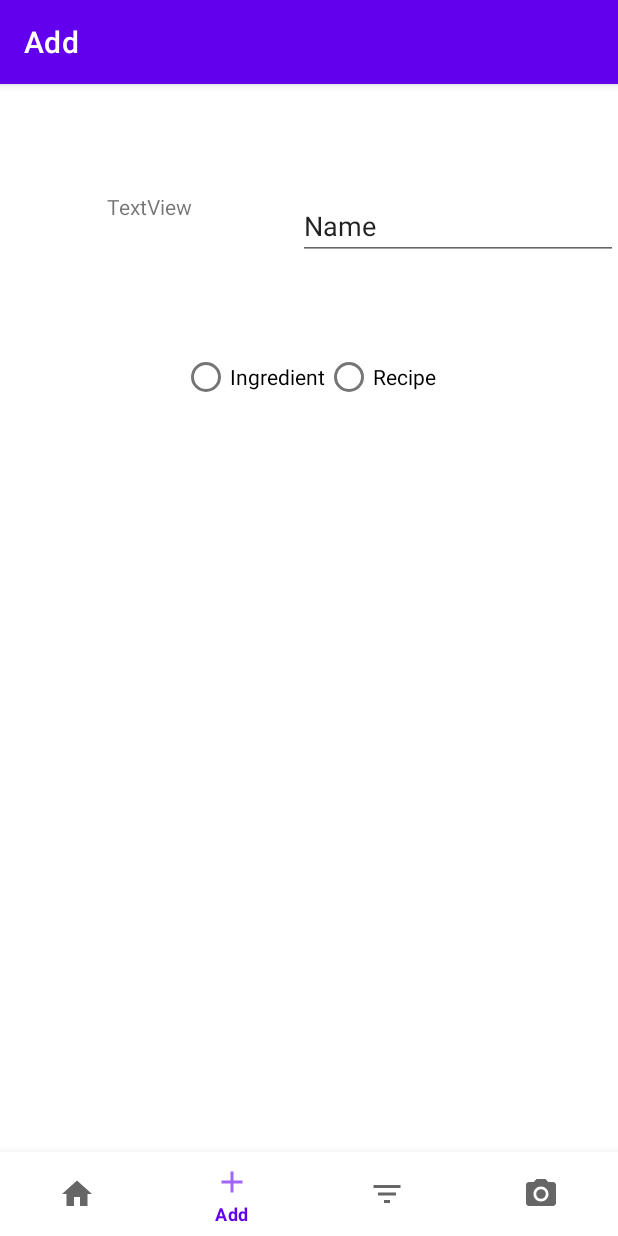
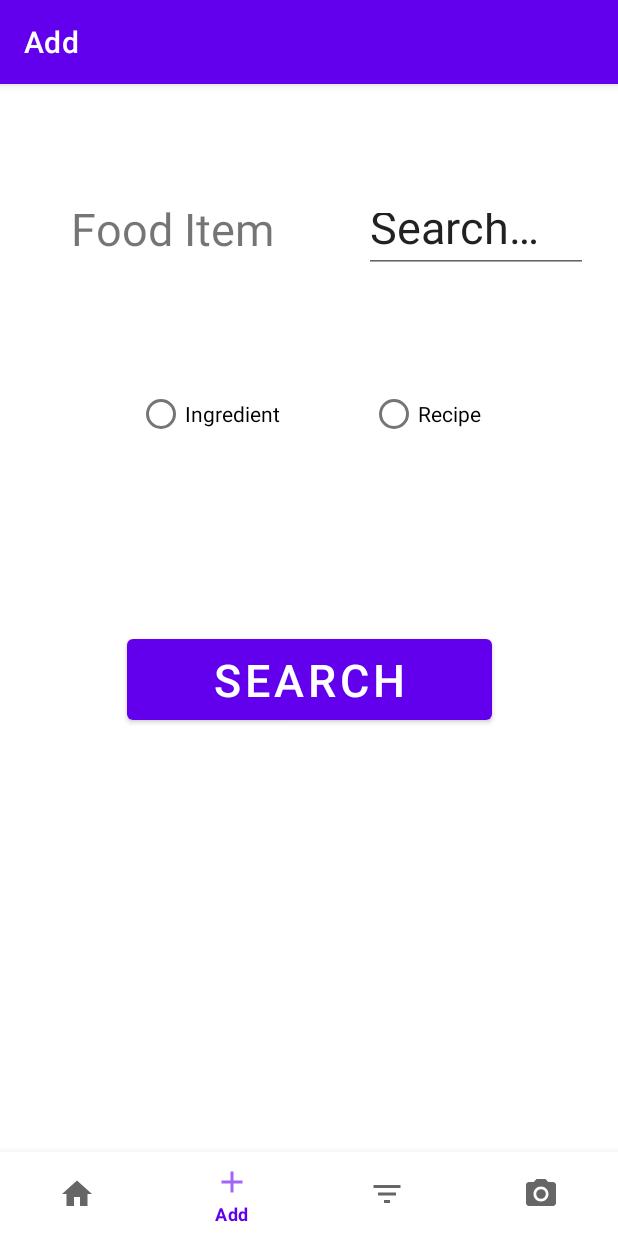
Before and after one commit to Pechlerbastian/NutriCoach, an Android app: the AddFragment screen opened through its navigation route, on a phone screen of 412 x 824 dp. Run offline under Robolectric (Android 15) with nearby library versions, the light colour scheme and no system bars; our stand-ins replace navigation-ui.

Commit message:
more changes

```diff
--- a/app/src/main/java/de/uniaugsburg/app/ui/add/AddFragment.java
+++ b/app/src/main/java/de/uniaugsburg/app/ui/add/AddFragment.java
@@ -1,6 +1,7 @@
 package de.uniaugsburg.app.ui.add;
 
 import android.os.Bundle;
+import android.util.Log;
 import android.view.LayoutInflater;
 import android.view.View;
 import android.view.ViewGroup;
@@ -10,6 +11,11 @@ import android.widget.TextView;
 import androidx.annotation.NonNull;
 import androidx.fragment.app.Fragment;
 import androidx.lifecycle.ViewModelProvider;
+
+import java.text.SimpleDateFormat;
+import java.util.Calendar;
+import java.util.Date;
+import java.util.Locale;
 
 import de.uniaugsburg.app.R;
 import de.uniaugsburg.app.databinding.FragmentDashboardBinding;
@@ -35,8 +41,28 @@ public class AddFragment extends Fragment {
         binding = null;
     }
 
-    public void onRadioButtonClicked(View view) {
-        boolean checked = ((RadioButton) view).isChecked();
+    @Override
+    public void onResume() {
+        super.onResume();
+
+        binding.inputField.setText(getString(R.string.input));
+        binding.searchButton.setText(getString(R.string.search));
+        binding.label.setText(getString(R.string.label));
+        binding.label.setText(getString(R.string.label));
     }
 
+    public void onRadioButtonClicked(View view) {
+        // Is the button now checked?
+        boolean checked = ((RadioButton) view).isChecked();
+
+        if(view.getId() == R.id.radio_recipe) {
+            if(checked) {
+                Log.d("info", "Recipe selected");
+            }
+        } else {
+            if(checked) {
+                Log.d("info", "Ingredient selected");
+            }
+        }
+    }
 }
--- a/app/src/main/res/layout/fragment_dashboard.xml
+++ b/app/src/main/res/layout/fragment_dashboard.xml
@@ -7,18 +7,20 @@
     tools:context=".ui.add.AddFragment">
 
     <RadioGroup
+        android:id="@+id/radioGroup"
         android:layout_width="wrap_content"
         android:layout_height="wrap_content"
-        android:layout_marginTop="80dp"
+        android:layout_marginTop="40dp"
         android:orientation="horizontal"
         app:layout_constraintEnd_toEndOf="parent"
         app:layout_constraintStart_toStartOf="parent"
-        app:layout_constraintTop_toBottomOf="@+id/textView">
+        app:layout_constraintTop_toBottomOf="@+id/label">
 
         <RadioButton
             android:id="@+id/radio_ingredient"
             android:layout_width="wrap_content"
             android:layout_height="wrap_content"
+            android:layout_margin="30dp"
             android:onClick="onRadioButtonClicked"
             android:text="@string/ingredient" />
 
@@ -26,30 +28,52 @@
             android:id="@+id/radio_recipe"
             android:layout_width="wrap_content"
             android:layout_height="wrap_content"
+            android:layout_margin="30dp"
             android:onClick="onRadioButtonClicked"
             android:text="@string/recipe" />
     </RadioGroup>
 
     <EditText
-        android:id="@+id/editTextTextPersonName"
-        android:layout_width="wrap_content"
-        android:layout_height="wrap_content"
-        android:layout_marginTop="16dp"
+        android:id="@+id/inputField"
+        android:layout_width="149dp"
+        android:layout_height="50dp"
+        android:layout_margin="20dp"
         android:ems="10"
-        android:inputType="textPersonName"
-        android:text="Name"
+        android:textSize="30sp"
         app:layout_constraintEnd_toEndOf="parent"
         app:layout_constraintTop_toTopOf="parent" />
 
     <TextView
-        android:id="@+id/textView"
-        android:layout_width="wrap_content"
-        android:layout_height="wrap_content"
-        android:layout_marginStart="16dp"
-        android:layout_marginTop="16dp"
-        android:layout_marginEnd="16dp"
-        android:text="TextView"
-        app:layout_constraintEnd_toStartOf="@+id/editTextTextPersonName"
+        android:id="@+id/label"
+        android:layout_width="149dp"
+        android:layout_height="50dp"
+        android:layout_margin="20dp"
+        android:textSize="30sp"
+        app:layout_constraintEnd_toStartOf="@+id/inputField"
+        app:layout_constraintHorizontal_bias="0.507"
         app:layout_constraintStart_toStartOf="parent"
         app:layout_constraintTop_toTopOf="parent" />
+
+    <Button
+        android:id="@+id/search_button"
+        android:layout_width="243dp"
+        android:layout_height="66dp"
+        android:layout_marginBottom="16dp"
+        android:textSize="30sp"
+        app:layout_constraintBottom_toBottomOf="parent"
+        app:layout_constraintEnd_toEndOf="parent"
+        app:layout_constraintStart_toStartOf="parent"
+        app:layout_constraintTop_toBottomOf="@+id/radioGroup"
+        app:layout_constraintVertical_bias="0.218" />
+
+    <TextView
+        android:id="@+id/preview_field"
+        android:layout_width="308dp"
+        android:layout_height="216dp"
+        android:layout_marginTop="24dp"
+        android:textSize="30sp"
+        app:layout_constraintEnd_toEndOf="parent"
+        app:layout_constraintHorizontal_bias="0.497"
+        app:layout_constraintStart_toStartOf="parent"
+        app:layout_constraintTop_toBottomOf="@+id/search_button" />
 </androidx.constraintlayout.widget.ConstraintLayout>
--- a/app/src/main/res/values/strings.xml
+++ b/app/src/main/res/values/strings.xml
@@ -7,4 +7,7 @@
     <string name="calories">%1$d Calories</string>
     <string name="recipe">Recipe</string>
     <string name="ingredient">Ingredient</string>
+    <string name="search">Search</string>
+    <string name="input">Search…</string>
+    <string name="label">Food Item</string>
 </resources>
```
